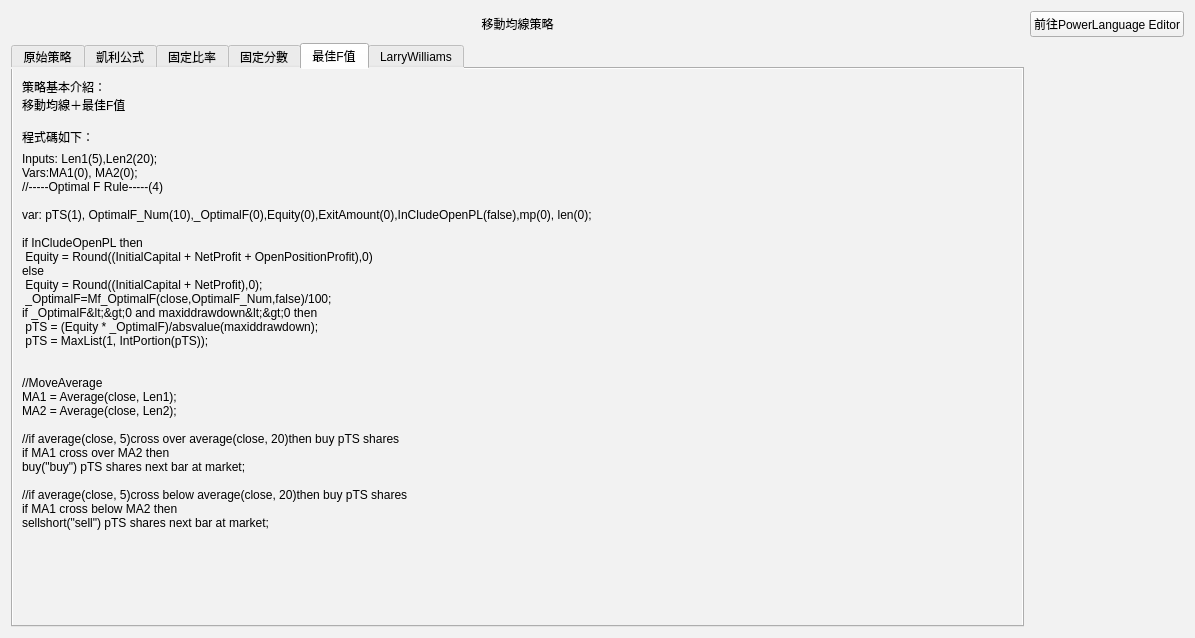
Qt form MoveAverage_Strategies_UI.ui (allen93075/Winner) before a commit.
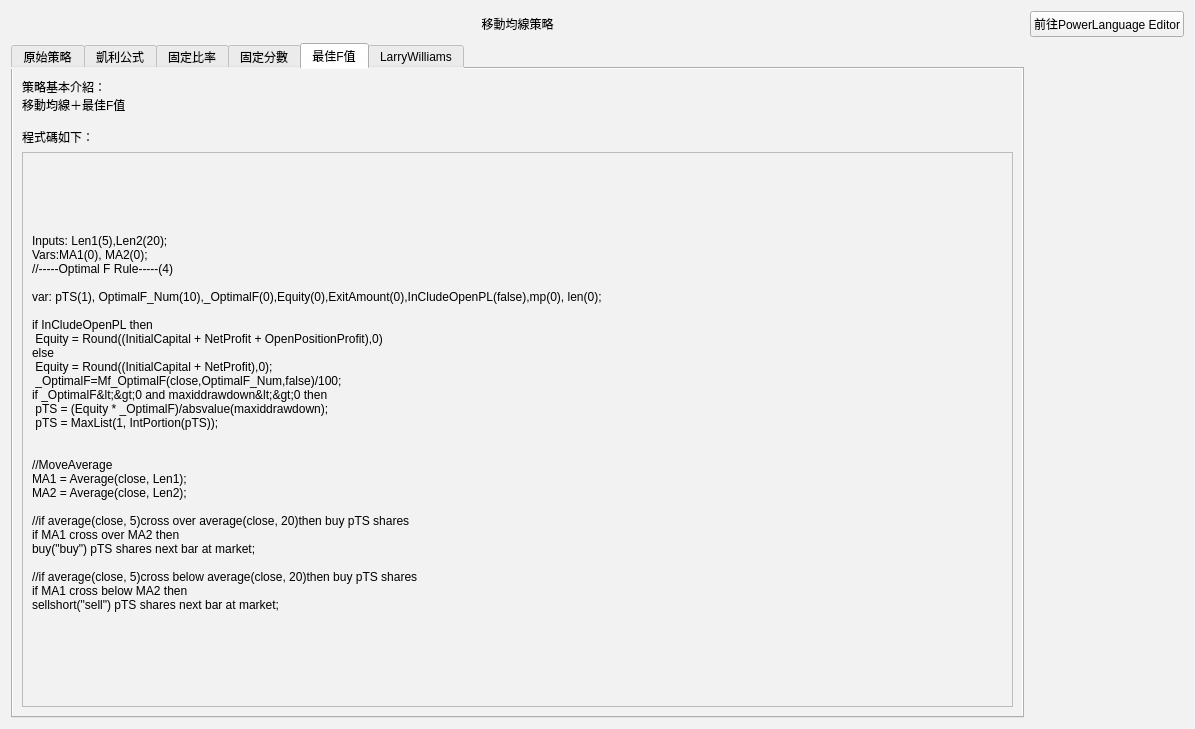
The same form after that commit. The open tabs and pages were chosen to show the change.

```diff
--- a/MoveAverage_Strategies_UI.ui
+++ b/MoveAverage_Strategies_UI.ui
@@ -7,7 +7,7 @@
     <x>0</x>
     <y>0</y>
     <width>1195</width>
-    <height>536</height>
+    <height>729</height>
    </rect>
   </property>
   <property name="windowTitle">
@@ -310,6 +310,21 @@
       </attribute>
       <layout class="QGridLayout" name="gridLayout_6">
        <item row="1" column="0">
+        <widget class="QScrollArea" name="scrollArea_5">
+         <property name="widgetResizable">
+          <bool>true</bool>
+         </property>
+         <widget class="QWidget" name="scrollAreaWidgetContents_5">
+          <property name="geometry">
+           <rect>
+            <x>0</x>
+            <y>0</y>
+            <width>948</width>
+            <height>536</height>
+           </rect>
+          </property>
+          <layout class="QGridLayout" name="gridLayout_12">
+           <item row="0" column="0">
         <widget class="QLabel" name="label_13">
          <property name="text">
           <string>Inputs: Len1(5),Len2(20);
@@ -343,6 +358,10 @@
          </property>
         </widget>
        </item>
+          </layout>
+         </widget>
+        </widget>
+       </item>
        <item row="0" column="0">
         <widget class="QLabel" name="label_6">
          <property name="text">
@@ -353,19 +372,6 @@
          </property>
         </widget>
        </item>
-       <item row="2" column="0">
-        <spacer name="verticalSpacer_5">
-         <property name="orientation">
-          <enum>Qt::Vertical</enum>
-         </property>
-         <property name="sizeHint" stdset="0">
-          <size>
-           <width>20</width>
-           <height>40</height>
-          </size>
-         </property>
-        </spacer>
-       </item>
       </layout>
      </widget>
      <widget class="QWidget" name="tab_6">
```
Left out of the diff: 236 changed lines with no effect on the pictures. Lines whose indentation alone changed are shown as unchanged.
